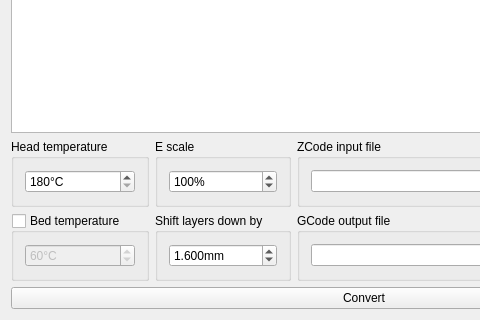
The window that zcode2gcode.ui (bonafid3/zcode2gcode) describes before a commit, drawn with Qt 5; both pictures show x 0 to 480 and y 383 to 703 of the 728 by 703 pixel window.
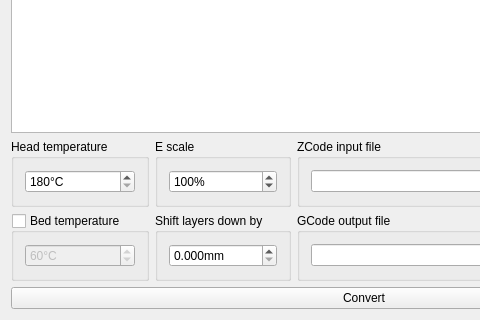
The same window after the commit.

Diff of the .ui file:
```diff
--- a/zcode2gcode.ui
+++ b/zcode2gcode.ui
@@ -133,7 +133,7 @@
              <double>0.050000000000000</double>
             </property>
             <property name="value">
-             <double>1.600000000000000</double>
+             <double>0.000000000000000</double>
             </property>
            </widget>
           </item>
```
